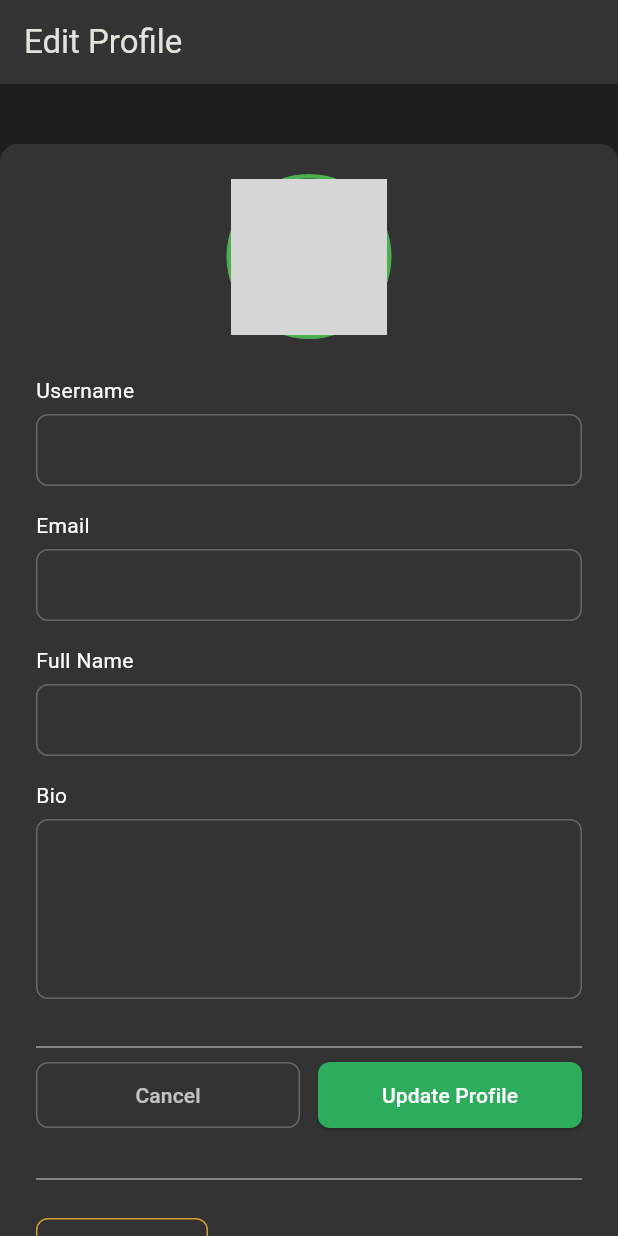
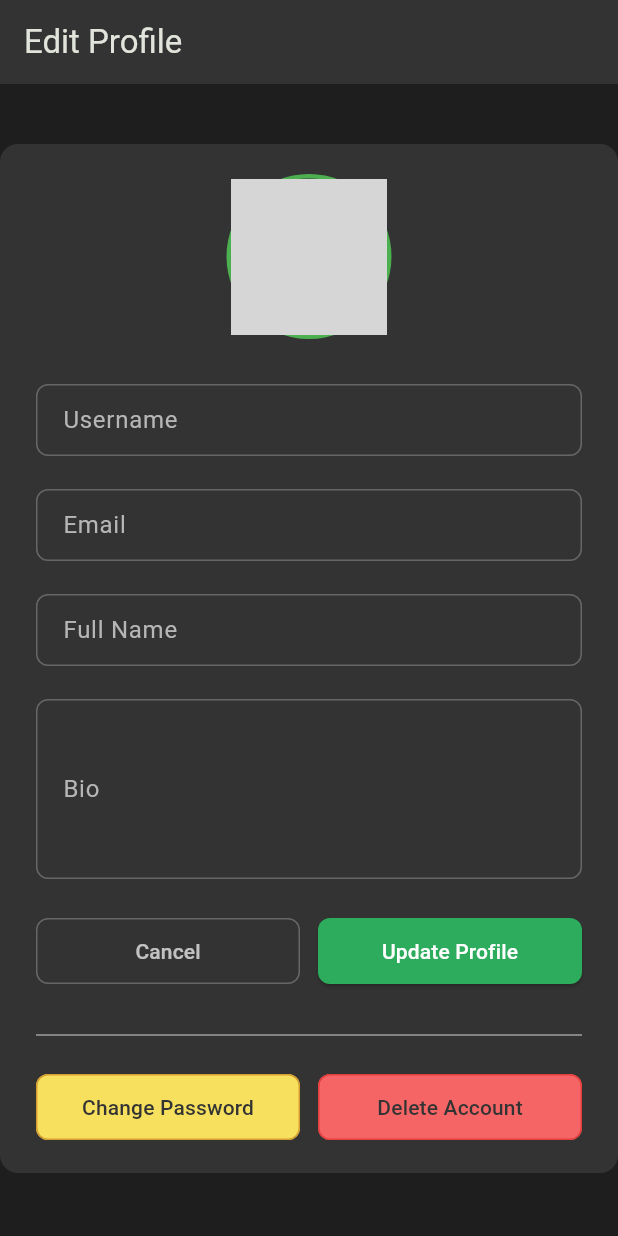
Before and after one commit to pbp-kelompok-a9/NobarPedia-mobile, a Flutter app: the EditProfilePage screen opened directly with empty values, on a phone screen of 412 x 824 dp. Run offline on Flutter 3.47's test engine with Material 3 defaults, Android fonts, the phone set to English and light mode, and no system bars; missing offline and left inert: pbp_django_auth; network calls fail; grey boxes are pictures that could not be loaded.

Commit message:
modify edit profile page styling

```diff
--- a/lib/account/screens/edit_profile_page.dart
+++ b/lib/account/screens/edit_profile_page.dart
@@ -121,7 +121,10 @@ class _EditProfilePageState extends State<EditProfilePage> {
             TextButton(
               child: const Text(
                 'Delete',
-              style: TextStyle(color: Colors.redAccent, fontWeight: FontWeight.bold),
+                style: TextStyle(
+                  color: Colors.redAccent,
+                  fontWeight: FontWeight.bold,
+                ),
               ),
               onPressed: () {
                 Navigator.of(context).pop();
@@ -148,9 +151,7 @@ Future<void> _performDeleteAccount() async {
 
       if (response['status'] == true) {
         ScaffoldMessenger.of(context).showSnackBar(
-        const SnackBar(
-          content: Text("Account deleted successfully."),
-        ),
+          const SnackBar(content: Text("Account deleted successfully.")),
         );
 
         Navigator.pushAndRemoveUntil(
@@ -158,7 +159,6 @@ Future<void> _performDeleteAccount() async {
           MaterialPageRoute(builder: (context) => const LoginPage()),
           (route) => false,
         );
-
       } else {
         ScaffoldMessenger.of(context).showSnackBar(
           SnackBar(
@@ -207,8 +207,10 @@ Future<void> _performDeleteAccount() async {
     );
   }
 
-  InputDecoration webInputStyle() {
+  InputDecoration webInputStyle(String? labelInput, String? hintInput) {
     return InputDecoration(
+      labelText: labelInput,
+      hintText: hintInput,
       filled: true,
       fillColor: const Color(0xFF333333),
       contentPadding: const EdgeInsets.symmetric(vertical: 12, horizontal: 14),
@@ -225,6 +227,11 @@ Future<void> _performDeleteAccount() async {
         borderSide: const BorderSide(color: Color(0xFF2CAC5C), width: 2),
       ),
       hintStyle: const TextStyle(color: Colors.white70),
+      floatingLabelStyle: const TextStyle(
+        color: Color(0xFF2CAC5C),
+        fontSize: 18,
+      ),
+      labelStyle: const TextStyle(color: Color.fromARGB(255, 182, 182, 182)),
     );
   }
 
@@ -320,47 +327,48 @@ Future<void> _performDeleteAccount() async {
                 const SizedBox(height: 8),
 
                 // Username
-                const Text("Username", style: TextStyle(color: Colors.white)),
+                // const Text("Username", style: TextStyle(color: Colors.white)),
                 const SizedBox(height: 6),
                 TextField(
                   controller: usernameController,
                   style: const TextStyle(color: Colors.white),
-                  decoration: webInputStyle(),
+                  decoration: webInputStyle("Username", "Enter your username"),
                 ),
                 const SizedBox(height: 16),
 
                 // Email
-                const Text("Email", style: TextStyle(color: Colors.white)),
                 const SizedBox(height: 6),
                 TextField(
                   controller: emailController,
                   style: const TextStyle(color: Colors.white),
-                  decoration: webInputStyle(),
+                  decoration: webInputStyle("Email", "Enter your email"),
                 ),
                 const SizedBox(height: 16),
 
                 // Fullname
-                const Text("Full Name", style: TextStyle(color: Colors.white)),
+                // const Text("Full Name", style: TextStyle(color: Colors.white)),
                 const SizedBox(height: 6),
                 TextField(
                   controller: fullnameController,
                   style: const TextStyle(color: Colors.white),
-                  decoration: webInputStyle(),
+                  decoration: webInputStyle(
+                    "Full Name",
+                    "Enter your full name",
+                  ),
                 ),
                 const SizedBox(height: 16),
 
                 // Bio
-                const Text("Bio", style: TextStyle(color: Colors.white)),
+                // const Text("Bio", style: TextStyle(color: Colors.white)),
                 const SizedBox(height: 6),
                 TextField(
                   controller: bioController,
                   maxLines: 4,
                   style: const TextStyle(color: Colors.white),
-                  decoration: webInputStyle(),
+                  decoration: webInputStyle("Bio", "Enter your bio"),
                 ),
 
                 const SizedBox(height: 24),
-                const Divider(color: Colors.grey),
 
                 Row(
                   children: [
@@ -374,17 +382,23 @@ Future<void> _performDeleteAccount() async {
                 const Divider(color: Colors.grey),
                 const SizedBox(height: 16),
 
-                OutlinedButton(
+                Row(
+                  children: [
+                    Expanded(
+                      child: OutlinedButton(
                         onPressed: () => Navigator.pushReplacement(
                           context,
                           MaterialPageRoute(
-                      builder: (context) => ChangePasswordPage(profile:widget.profile, id: widget.id),
+                            builder: (context) => ChangePasswordPage(
+                              profile: widget.profile,
+                              id: widget.id,
+                            ),
                           ),
                         ),
                         style: OutlinedButton.styleFrom(
                           side: const BorderSide(color: Color(0xFFD69E2E)),
-                    backgroundColor: const Color(0xFF333333),
-                    foregroundColor: const Color(0xFFF6E05E),
+                          foregroundColor: const Color(0xFF333333),
+                          backgroundColor: const Color(0xFFF6E05E),
                           padding: const EdgeInsets.symmetric(vertical: 12),
                           shape: RoundedRectangleBorder(
                             borderRadius: BorderRadius.circular(8),
@@ -392,18 +406,24 @@ Future<void> _performDeleteAccount() async {
                         ),
                         child: const Text("Change Password"),
                       ),
-                OutlinedButton(
+                    ),
+                    const SizedBox(width: 12),
+                    Expanded(
+                      child: OutlinedButton(
                         onPressed: () => _showDeleteConfirmation(context),
                         style: OutlinedButton.styleFrom(
                           side: const BorderSide(color: Color(0xFFE53E3E)),
-                    backgroundColor: const Color(0xFF333333),
-                    foregroundColor: const Color(0xFFF56565),
+                          foregroundColor: const Color(0xFF333333),
+                          backgroundColor: const Color(0xFFF56565),
                           padding: const EdgeInsets.symmetric(vertical: 12),
                           shape: RoundedRectangleBorder(
                             borderRadius: BorderRadius.circular(8),
                           ),
                         ),
                         child: const Text("Delete Account"),
+                      ),
+                    ),
+                  ],
                 ),
               ],
             ),
```
Lines whose indentation alone changed are shown as unchanged.
